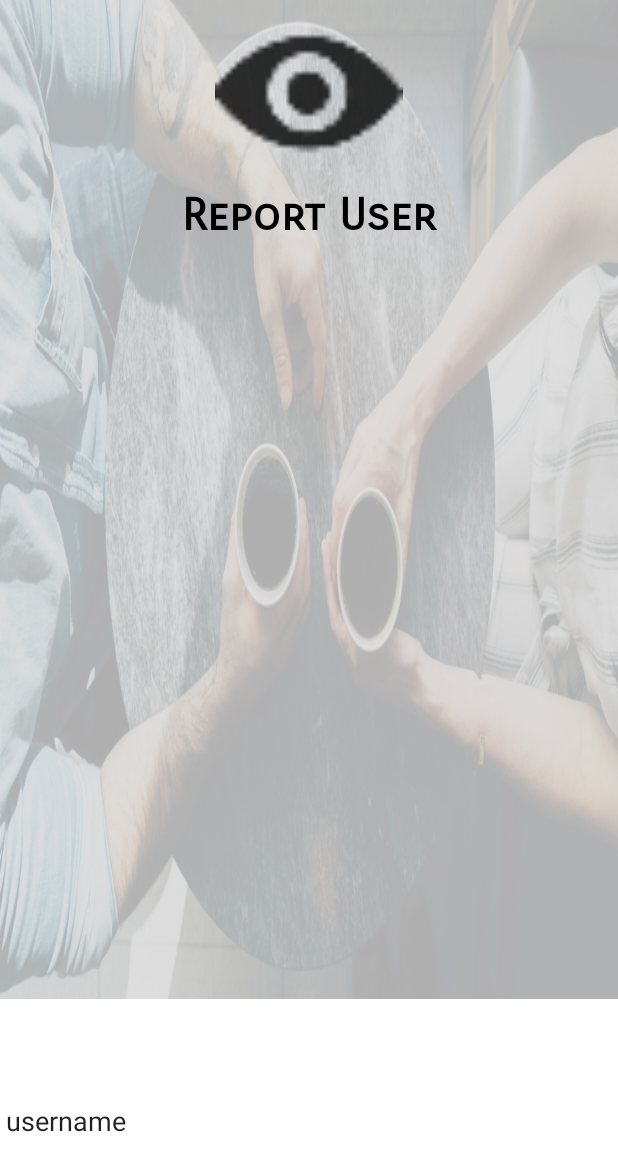
After one commit to HuiWang1215/ChangeMyView, an Android app: the layout activity_report.xml on its own in the app's theme, with its tools: preview values and no code run, on a phone screen of 412 x 824 dp. The commit adds this screen. Shown: the top 1171 px of the screen. Run offline under Robolectric (Android 15) with nearby library versions, the light colour scheme and no system bars.

Commit message:
Created Reprot activity page and activity

```diff
--- /dev/null
+++ b/app/src/main/java/com/group/changemyview/ReportActivity.kt
@@ -0,0 +1,48 @@
+package com.group.changemyview
+
+import android.os.Bundle
+import android.widget.Button
+import android.widget.EditText
+import android.widget.*
+import androidx.appcompat.app.AppCompatActivity
+import com.google.firebase.database.DataSnapshot
+import com.google.firebase.database.DatabaseError
+import com.google.firebase.database.FirebaseDatabase
+import com.google.firebase.database.ValueEventListener
+
+class ReportActivity : AppCompatActivity() {
+    override fun onCreate(savedInstanceState: Bundle?) {
+        super.onCreate(savedInstanceState)
+        setContentView(R.layout.activity_report)
+
+        val button = findViewById<Button>(R.id.report)
+        button.setOnClickListener {
+            val username = findViewById<EditText>(R.id.username).text.toString()
+            val db_users = FirebaseDatabase.getInstance().getReference("users")
+
+            db_users.addValueEventListener(object : ValueEventListener {
+                override fun onDataChange(dataSnapshot: DataSnapshot) {
+                    var userFound = false
+                    for (user in dataSnapshot.children) {
+                        if (user.child("username").value == username) {
+                            (user.child("reports").ref).setValue((user.child("reports").value as Int) + 1)
+                            userFound = true
+                            break
+                        }
+                    }
+                    if (!userFound) {
+                        Toast.makeText(applicationContext,
+                            "The user you entered does not exist.", Toast.LENGTH_SHORT).show()
+                    }
+                }
+                override fun onCancelled(databaseError: DatabaseError) {
+
+                }
+            })
+        }
+
+
+    }
+
+
+}
--- /dev/null
+++ b/app/src/main/res/layout/activity_report.xml
@@ -0,0 +1,65 @@
+<?xml version="1.0" encoding="utf-8"?>
+<RelativeLayout xmlns:android="http://schemas.android.com/apk/res/android"
+    xmlns:tools="http://schemas.android.com/tools"
+    android:layout_width="match_parent"
+    android:layout_height="match_parent"
+    android:layout_gravity="center"
+    android:background="#ffffff"
+    android:orientation="vertical"
+    tools:context=".MatchesActivity">
+
+    <LinearLayout
+        android:id="@+id/linearLayoutContainer"
+        android:layout_width="match_parent"
+        android:layout_height="wrap_content"
+        android:background="@drawable/matches_background"
+        android:orientation="vertical"
+        android:paddingBottom="10dp">
+
+        <ImageView
+            android:id="@+id/appLogo"
+            android:layout_width="match_parent"
+            android:layout_height="125dp"
+            android:contentDescription="App logo image"
+            android:src="@drawable/app_logo_black" />
+
+        <TextView
+            android:id="@+id/savedQuestionsText"
+            android:layout_width="match_parent"
+            android:layout_height="wrap_content"
+            android:fontFamily="sans-serif-smallcaps"
+            android:gravity="center"
+            android:text="Report User"
+            android:textColor="#000000"
+            android:textSize="30sp"
+            android:textStyle="bold" />
+    </LinearLayout>
+
+    <EditText
+        android:id="@+id/username"
+        android:layout_width="match_parent"
+        android:layout_height="match_parent"
+        android:layout_below="@id/linearLayoutContainer"
+        android:layout_marginTop="5dp"
+        android:text="username"/>
+
+    <EditText
+        android:id="@+id/reasons"
+        android:layout_width="match_parent"
+        android:layout_height="match_parent"
+        android:layout_below="@+id/username"
+        android:layout_marginTop="5dp"
+        android:text="reasons"/>
+
+    <Button
+        android:id="@+id/report"
+        android:layout_height="wrap_content"
+        android:layout_width="match_parent"
+        android:layout_below="@id/reasons"
+        android:layout_marginTop="50dp"
+        android:background="@drawable/transparent_button"
+        android:text="Report"
+        android:textColor="#ffffff"
+        android:textSize="18sp"
+        android:textStyle="normal" />
+</RelativeLayout>
```
Also changed, not shown: app/src/main/java/com/group/changemyview/MatchesActivity.kt (+0 -8 lines).
